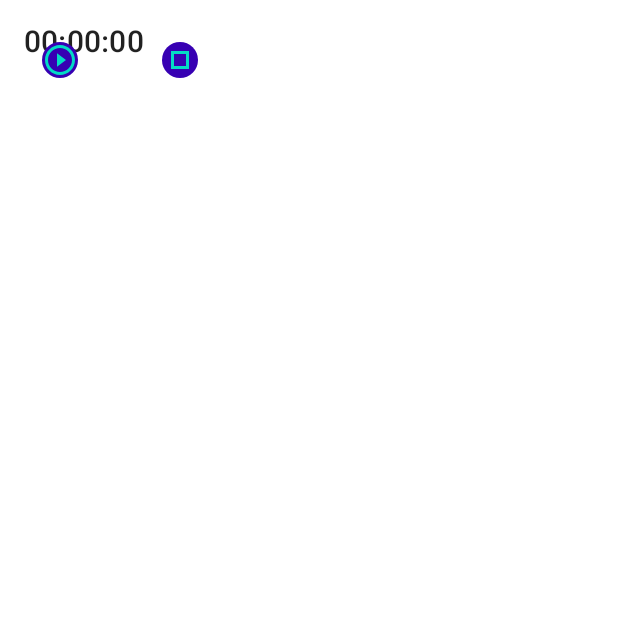
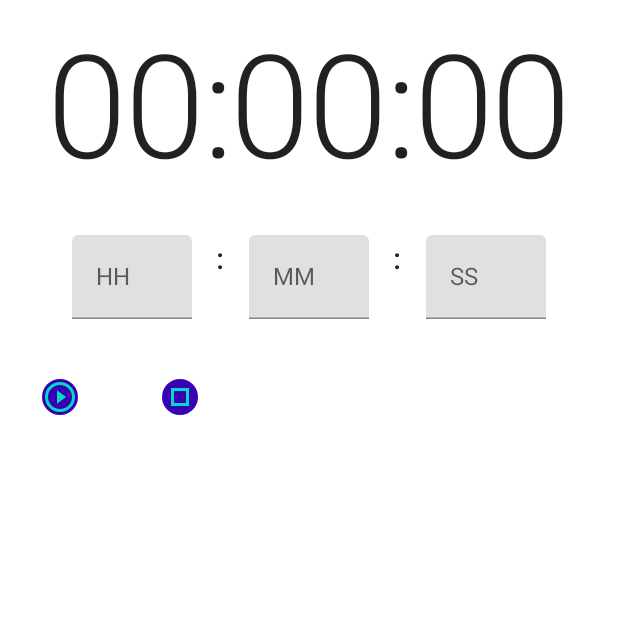
Before and after one commit to lukeforit/dev-challenge-componse-2-timer, an Android app built with Jetpack Compose: the screen it shows after launch (MainActivity), on a phone screen of 412 x 824 dp, the top half of it. Run offline under Robolectric (Android 15) with nearby library versions, the phone set to English and light mode, and no system bars; our stand-ins replace livedata-compose.

Commit message:
Set up timer input fields

```diff
--- a/app/src/main/java/com/example/androiddevchallenge/MainActivity.kt
+++ b/app/src/main/java/com/example/androiddevchallenge/MainActivity.kt
@@ -19,6 +19,7 @@ import android.os.Bundle
 import androidx.activity.compose.setContent
 import androidx.activity.viewModels
 import androidx.appcompat.app.AppCompatActivity
+import androidx.compose.foundation.layout.Column
 import androidx.compose.material.MaterialTheme
 import androidx.compose.material.Surface
 import androidx.compose.runtime.Composable
@@ -49,9 +50,11 @@ class MainActivity : AppCompatActivity() {
 @Composable
 fun MyApp(time: String, viewModel: FinalCountDownViewModel) {
     Surface(color = MaterialTheme.colors.background) {
-        TimerDisplay(time = time)
-        TimerControl {
-            viewModel.start(10000)
+        Column() {
+            TimerDisplay(time = time)
+            TimerControl {
+                viewModel.start(10000)
+            }
         }
     }
 }
--- a/app/src/main/java/com/example/androiddevchallenge/ft/timer/TimerDisplay.kt
+++ b/app/src/main/java/com/example/androiddevchallenge/ft/timer/TimerDisplay.kt
@@ -1,20 +1,92 @@
 package com.example.androiddevchallenge.ft.timer
 
+import androidx.compose.foundation.layout.Column
+import androidx.compose.foundation.layout.Row
+import androidx.compose.foundation.layout.fillMaxWidth
 import androidx.compose.foundation.layout.padding
+import androidx.compose.foundation.layout.size
+import androidx.compose.foundation.layout.wrapContentHeight
+import androidx.compose.foundation.text.KeyboardOptions
 import androidx.compose.material.MaterialTheme
 import androidx.compose.material.Text
+import androidx.compose.runtime.getValue
+import androidx.compose.material.TextField
 import androidx.compose.runtime.Composable
+import androidx.compose.runtime.mutableStateOf
+import androidx.compose.runtime.remember
+import androidx.compose.runtime.setValue
+import androidx.compose.ui.Alignment
 import androidx.compose.ui.Modifier
+import androidx.compose.ui.text.input.KeyboardType
+import androidx.compose.ui.text.style.TextAlign
 import androidx.compose.ui.tooling.preview.Preview
 import androidx.compose.ui.unit.dp
 
 @Composable
 fun TimerDisplay(time: String) {
-    Text(
-        text = time,
-        style = MaterialTheme.typography.h6,
-        modifier = Modifier.padding(16.dp)
-    )
+    Column {
+        Text(
+            text = time,
+            style = MaterialTheme.typography.h1,
+            textAlign = TextAlign.Center,
+            modifier = Modifier
+                .padding(16.dp)
+                .fillMaxWidth()
+                .align(Alignment.CenterHorizontally)
+        )
+
+        Row(modifier = Modifier.align(alignment = Alignment.CenterHorizontally)) {
+            var textH by remember { mutableStateOf("") }
+
+            TextField(
+                value = textH,
+                onValueChange = { textH = it },
+                label = { Text("HH") },
+                singleLine = true,
+                keyboardOptions = KeyboardOptions(keyboardType = KeyboardType.Phone),
+                modifier = Modifier
+                    .size(80.dp)
+                    .wrapContentHeight(),
+            )
+
+            Text(
+                text = ":",
+                style = MaterialTheme.typography.h6,
+                modifier = Modifier.padding(16.dp)
+            )
+
+            var textM by remember { mutableStateOf("") }
+
+            TextField(
+                value = textM,
+                onValueChange = { textM = it },
+                label = { Text("MM") },
+                singleLine = true,
+                keyboardOptions = KeyboardOptions(keyboardType = KeyboardType.Phone),
+                modifier = Modifier
+                    .size(80.dp)
+                    .wrapContentHeight(),
+            )
+
+            Text(
+                text = ":",
+                style = MaterialTheme.typography.h6,
+                modifier = Modifier.padding(16.dp)
+            )
+            var textS by remember { mutableStateOf("") }
+
+            TextField(
+                value = textS,
+                onValueChange = { textS = it },
+                label = { Text("SS") },
+                singleLine = true,
+                keyboardOptions = KeyboardOptions(keyboardType = KeyboardType.Phone),
+                modifier = Modifier
+                    .size(80.dp)
+                    .wrapContentHeight(),
+            )
+        }
+    }
 }
 
 @Preview
```
